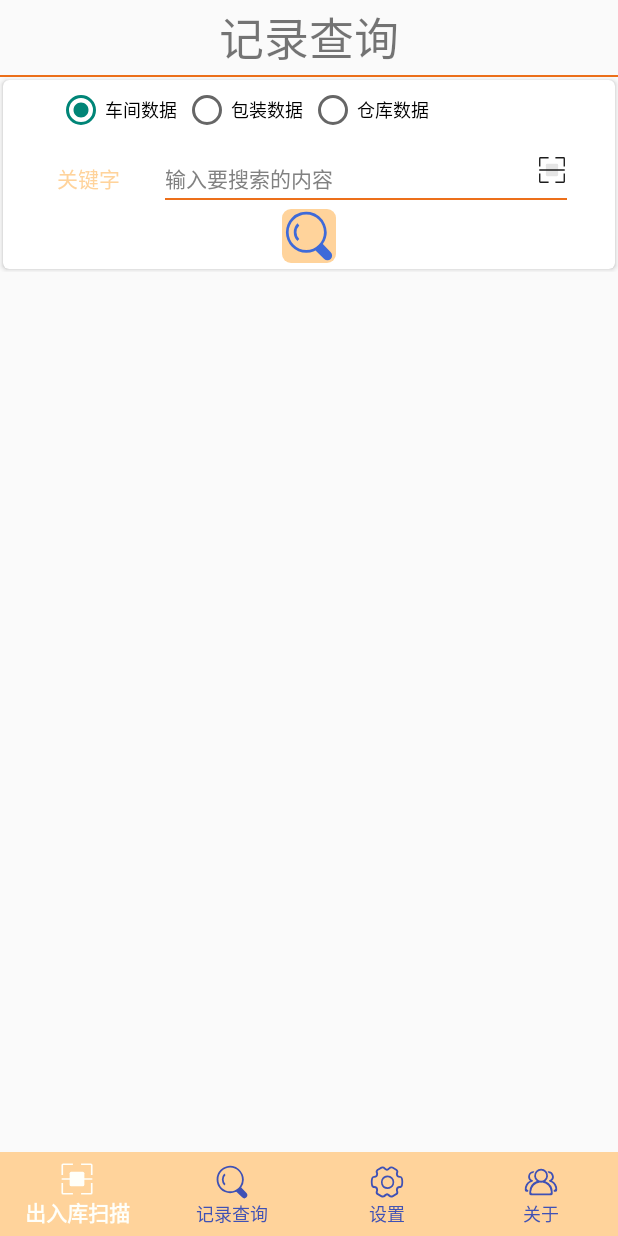
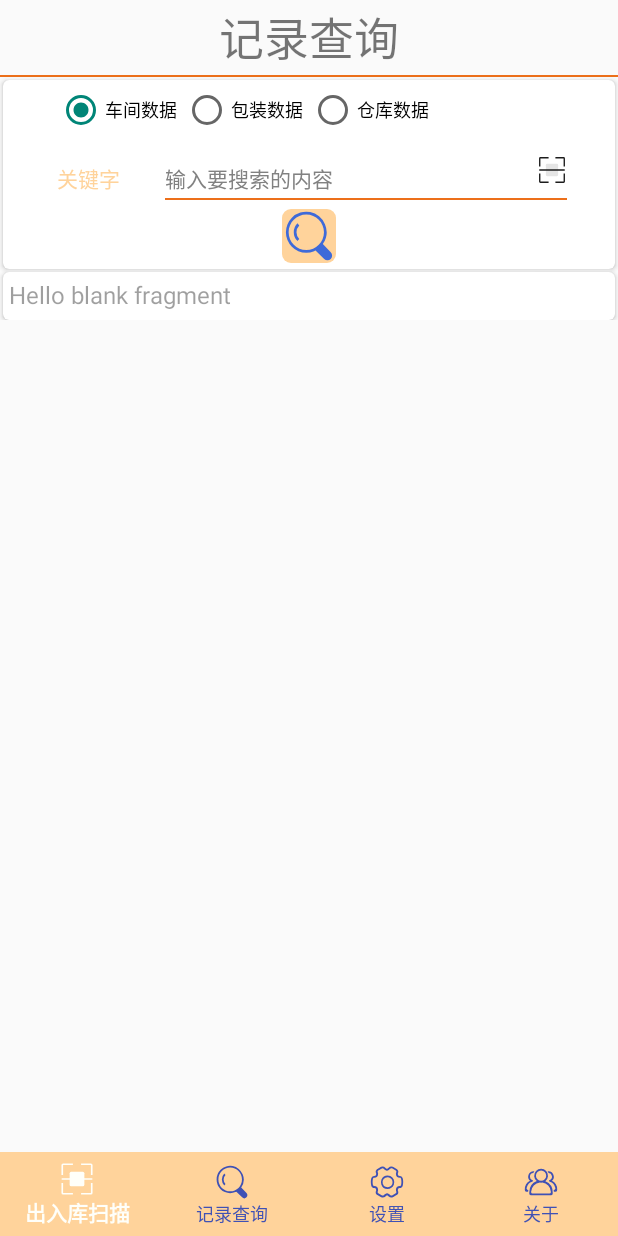
Before and after one commit to may2250/BarCodeSystem, an Android app: the fragment SearchFragment placed in its activity, on a phone screen of 412 x 824 dp. Run offline under Robolectric (Android 15) with nearby library versions, the phone set to English and light mode, and no system bars; our stand-ins replace RxJava.

Commit message:
add recyclerview to display result

```diff
--- a/android/app/src/main/java/barcode/along/barcode/fragment/SearchFragment.java
+++ b/android/app/src/main/java/barcode/along/barcode/fragment/SearchFragment.java
@@ -4,22 +4,30 @@ import android.content.Intent;
 import android.os.Bundle;
 import android.support.annotation.Nullable;
 import android.support.v4.app.Fragment;
+import android.support.v7.widget.RecyclerView;
+import android.support.v7.widget.StaggeredGridLayoutManager;
 import android.util.Log;
 import android.view.LayoutInflater;
 import android.view.View;
 import android.view.ViewGroup;
 import android.widget.Button;
+import android.widget.EditText;
 import android.widget.ImageView;
 import android.widget.RadioButton;
 import android.widget.TextView;
 
 import com.google.gson.Gson;
 
+import java.util.ArrayList;
+import java.util.List;
+
 import barcode.along.barcode.Api.ApiService;
 import barcode.along.barcode.Api.HttpObserver;
 import barcode.along.barcode.LoginActivity;
 import barcode.along.barcode.MainActivity;
 import barcode.along.barcode.R;
+import barcode.along.barcode.Utils.MessageAdapter;
+import barcode.along.barcode.bean.ComMessageBean;
 import barcode.along.barcode.bean.QueryCmdBean;
 import barcode.along.barcode.bean.QueryResultBean;
 import barcode.along.barcode.bean.UserBean;
@@ -31,7 +39,10 @@ public class SearchFragment extends Fragment {
     private RadioButton mpackingRb;
     private RadioButton moutboundRb;
     private ImageView btnsearch;
-    private TextView txt_key;
+    private EditText txt_key;
+    private TextView result_title;
+
+    private List<ComMessageBean> comMessageBeans;
 
     public SearchFragment() {
         // Required empty public constructor
@@ -63,7 +74,16 @@ public class SearchFragment extends Fragment {
         mpackingRb = (RadioButton) view.findViewById(R.id.db_packing);
         moutboundRb = (RadioButton) view.findViewById(R.id.db_outbound);
         btnsearch = (ImageView) view.findViewById(R.id.btn_search);
-        txt_key = (TextView) view.findViewById(R.id.et_searchkey);
+        txt_key = (EditText) view.findViewById(R.id.et_searchkey);
+        result_title = (TextView) view.findViewById(R.id.detail_title);
+
+        RecyclerView recyclerView = (RecyclerView) view.findViewById(R.id.recycler_view);
+        StaggeredGridLayoutManager layoutManager = new StaggeredGridLayoutManager(1,StaggeredGridLayoutManager.VERTICAL);
+
+        //layoutManager.setOrientation(LinearLayoutManager.HORIZONTAL);
+        recyclerView.setLayoutManager(layoutManager);
+
+
         btnsearch.setOnClickListener(new View.OnClickListener(){
             @Override
             public void onClick(View view) {
@@ -81,6 +101,14 @@ public class SearchFragment extends Fragment {
                     @Override
                     public void onNext(QueryResultBean resultBean) {
                         Log.d("SearchFragment", "onNext: ");
+                        result_title.setText("查询到" + resultBean.getResultcnt() + "条数据.");
+                        comMessageBeans = (List<ComMessageBean>) resultBean.getResult();
+                        if(comMessageBeans != null){
+                            MessageAdapter adapter = new MessageAdapter(comMessageBeans);
+                            recyclerView.setAdapter(adapter);
+                        }else{
+
+                        }
 
                     }
 
--- a/android/app/src/main/res/layout/fragment_search.xml
+++ b/android/app/src/main/res/layout/fragment_search.xml
@@ -159,6 +159,26 @@
             app:cardCornerRadius="4dp"
             android:elevation="5dp">
 
+            <LinearLayout
+                android:orientation="vertical"
+                android:layout_width="match_parent"
+                android:layout_height="match_parent">
+
+                <TextView
+                    android:id="@+id/detail_title"
+                    android:layout_margin="@dimen/dp_4"
+                    android:layout_width="wrap_content"
+                    android:layout_height="wrap_content"
+                    android:textSize="16sp"
+                    android:text="@string/hello_blank_fragment"
+                    android:alpha="0.7"/>
+
+                <android.support.v7.widget.RecyclerView
+                    android:id="@+id/recycler_view"
+                    android:layout_marginTop="@dimen/dp_2"
+                    android:layout_width="match_parent"
+                    android:layout_height="match_parent" />
+            </LinearLayout>
 
 
         </android.support.v7.widget.CardView>
```
Also changed, not shown: android/app/src/main/java/barcode/along/barcode/Utils/MessageAdapter.java (added, +84 -0 lines), android/app/src/main/res/layout/message_item.xml (added, +35 -0 lines), 13 other files.
